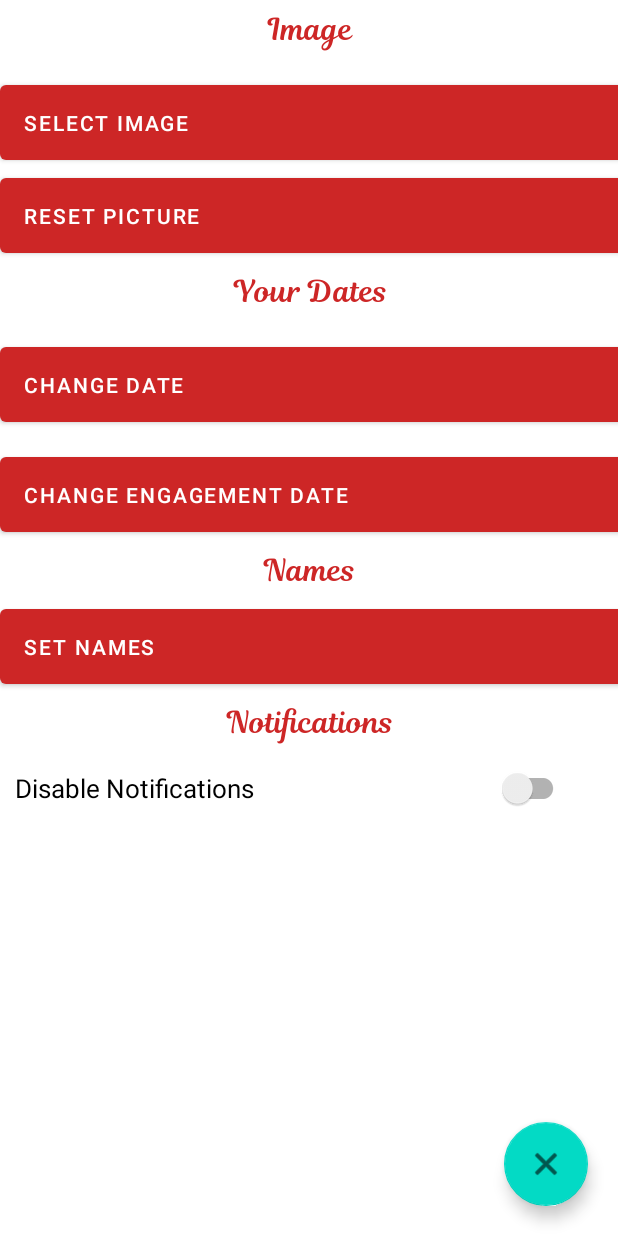
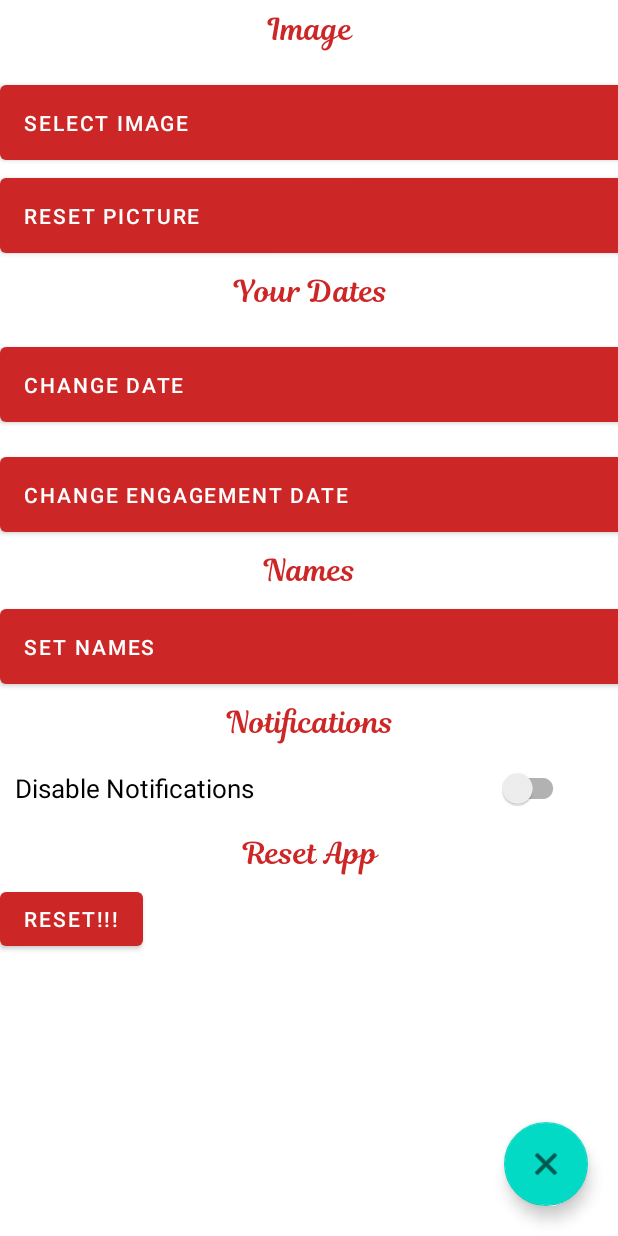
Before and after one commit to Toscanphoenix-de/LoveTime, an Android app: the SettingsActivity screen opened directly, with no data from a screen before it, on a phone screen of 412 x 824 dp. Run offline under Robolectric (Android 15) with nearby library versions, the phone set to English and light mode, and no system bars.

Commit message:
Added reset button

```diff
--- a/app/src/main/res/layout/settings_activity.xml
+++ b/app/src/main/res/layout/settings_activity.xml
@@ -111,6 +111,23 @@
                 android:textSize="17sp"
                 tools:layout_marginRight="10dp" />
 
+            <TextView
+                android:id="@+id/reset"
+                android:layout_width="match_parent"
+                android:layout_height="39dp"
+                android:fontFamily="@font/magnolia_script"
+                android:gravity="center"
+                android:text="Reset App"
+                android:textColor="@color/firebrick"
+                android:textSize="20sp"/>
+
+            <Button
+                android:id="@+id/btn_reset"
+                android:layout_width="wrap_content"
+                android:layout_height="match_parent"
+                android:gravity="center"
+                android:text="Reset!!!"/>
+
 
         </LinearLayout>
     </ScrollView>
```
Also changed, not shown: app/src/main/java/com/fenni/kotlintry/SettingsActivity.kt (+51 -12 lines).
